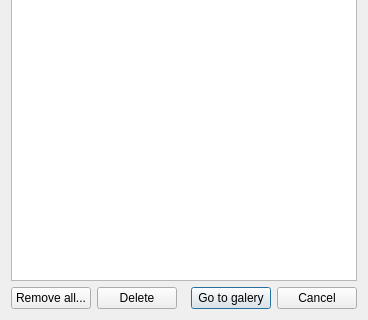
PavelMr/skytechx, file cdsogalerylist.ui: the form before one commit; both pictures show x 0 to 368 and y 167 to 487 of the 368 by 487 pixel window.
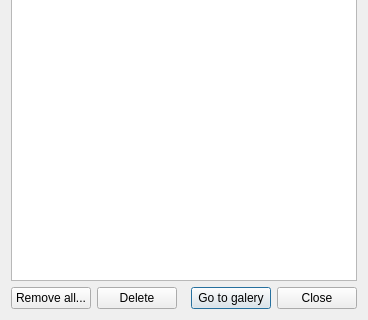
The form after the commit.

```diff
--- a/cdsogalerylist.ui
+++ b/cdsogalerylist.ui
@@ -63,7 +63,7 @@
      <item>
       <widget class="QPushButton" name="pushButton_2">
        <property name="text">
-        <string>Cancel</string>
+        <string>Close</string>
        </property>
       </widget>
      </item>
```
